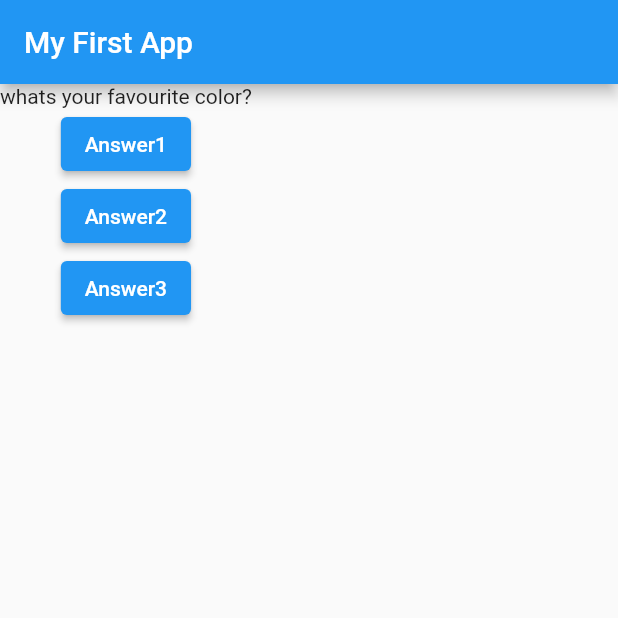
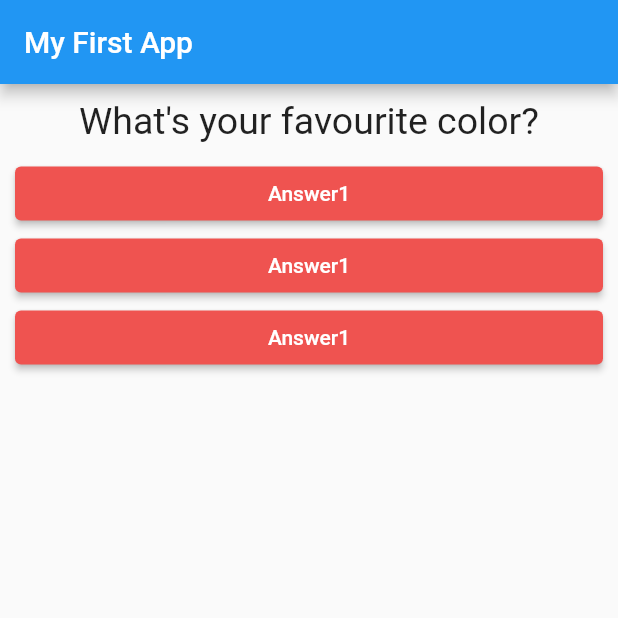
Before and after one commit to imGtheCoder/flutter-udemy-course, a Flutter app: the screen it shows after launch, on a phone screen of 412 x 824 dp, the top half of it. Run offline on Flutter 3.47's test engine with Material 2 defaults, Android fonts, the phone set to English and light mode, and no system bars.

Commit message:
Added style to buttons and text

```diff
--- /dev/null
+++ b/lib/answer.dart
@@ -0,0 +1,23 @@
+import 'package:flutter/material.dart';
+
+class Answer extends StatelessWidget {
+  final VoidCallback selectHandler;
+  //final String answerText;
+
+  Answer(this.selectHandler);
+
+  @override
+  Widget build(BuildContext context) {
+    return Container(
+      width: double.infinity,
+      margin: EdgeInsets.only(left: 10, right: 10),
+      child: ElevatedButton(
+        style: ButtonStyle(
+          backgroundColor: MaterialStateProperty.all(Colors.red[400]),
+        ),
+        onPressed: selectHandler,
+        child: Text("Answer1"),
+      ),
+    );
+  }
+}
--- a/lib/main.dart
+++ b/lib/main.dart
@@ -1,4 +1,7 @@
 import 'package:flutter/material.dart';
+
+import './question.dart';
+import './answer.dart';
 
 // void main() {
 //   runApp(MyApp());
@@ -25,8 +28,8 @@ class _MyAppState extends State<MyApp> {
   @override
   Widget build(BuildContext context) {
     var questions = [
-      'whats your favourite color?',
-      'whats your favourite animal?',
+      'What\'s your favourite color?',
+      'What\'s your favourite animal?',
       'caca',
     ];
     return MaterialApp(
@@ -36,21 +39,12 @@ class _MyAppState extends State<MyApp> {
         ),
         body: Column(
           children: [
-            Text(questions[_questionIndex]),
-            ElevatedButton(
-              onPressed: _answerQuestion,
-              child: Text('Answer1'),
+            Question(
+              questions[_questionIndex],
             ),
-            ElevatedButton(
-              onPressed: () {
-                print('Answer 2 chosen!');
-              },
-              child: Text('Answer2'),
-            ),
-            ElevatedButton(
-              onPressed: _answerQuestion,
-              child: Text('Answer3'),
-            ),
+            Answer(_answerQuestion),
+            Answer(_answerQuestion),
+            Answer(_answerQuestion),
           ],
         ),
       ),
--- a/lib/question.dart
+++ b/lib/question.dart
@@ -1,8 +1,19 @@
 import 'package:flutter/material.dart';
 
 class Question extends StatelessWidget {
+  final String questionText;
+
+  Question(this.questionText);
   @override
   Widget build(BuildContext context) {
-    return Container();
+    return Container(
+      width: double.infinity,
+      margin: EdgeInsets.all(10),
+      child: Text(
+        questionText,
+        style: TextStyle(fontSize: 25),
+        textAlign: TextAlign.center,
+      ),
+    );
   }
 }
```
